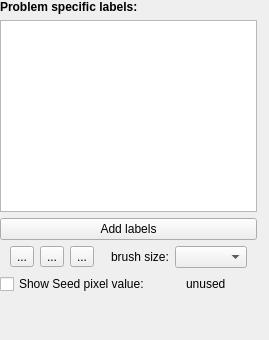
The window that ilastik/applets/watershedLabeling/watershedLabelingDrawer.ui (ilastik/ilastik) describes before a commit, drawn with Qt 5.
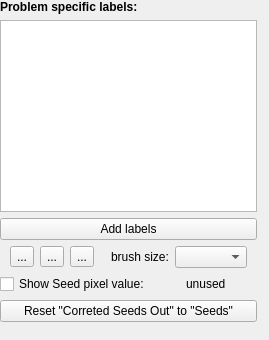
The same window after the commit. Custom widgets are drawn as their Qt base class.

Commit message: integrated the import of seeds with labels und resetting them. TODO: same colors on reset

The edit to the form file:
```diff
--- a/ilastik/applets/watershedLabeling/watershedLabelingDrawer.ui
+++ b/ilastik/applets/watershedLabeling/watershedLabelingDrawer.ui
@@ -209,6 +209,13 @@
        </item>
       </layout>
      </item>
+     <item>
+      <widget class="QPushButton" name="resetSeedsPushButton">
+       <property name="text">
+        <string>Reset &quot;Correted Seeds Out&quot; to &quot;Seeds&quot;</string>
+       </property>
+      </widget>
+     </item>
      <item>
       <spacer name="verticalSpacer">
        <property name="orientation">
```
The commit also changes 7 other files.
